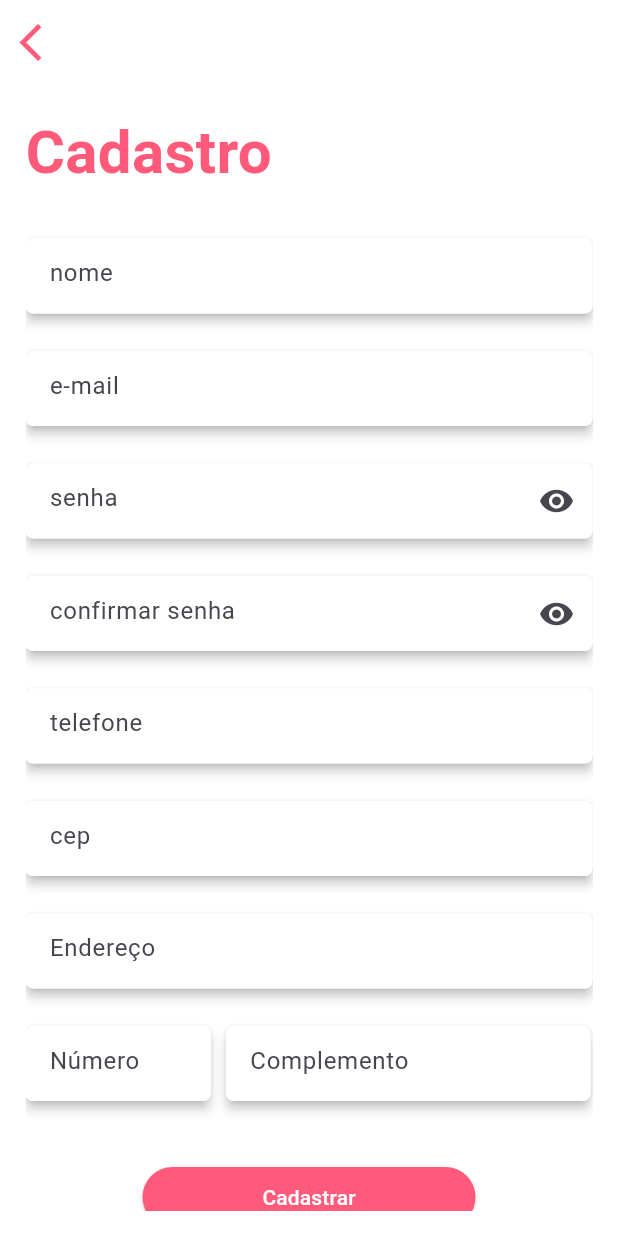
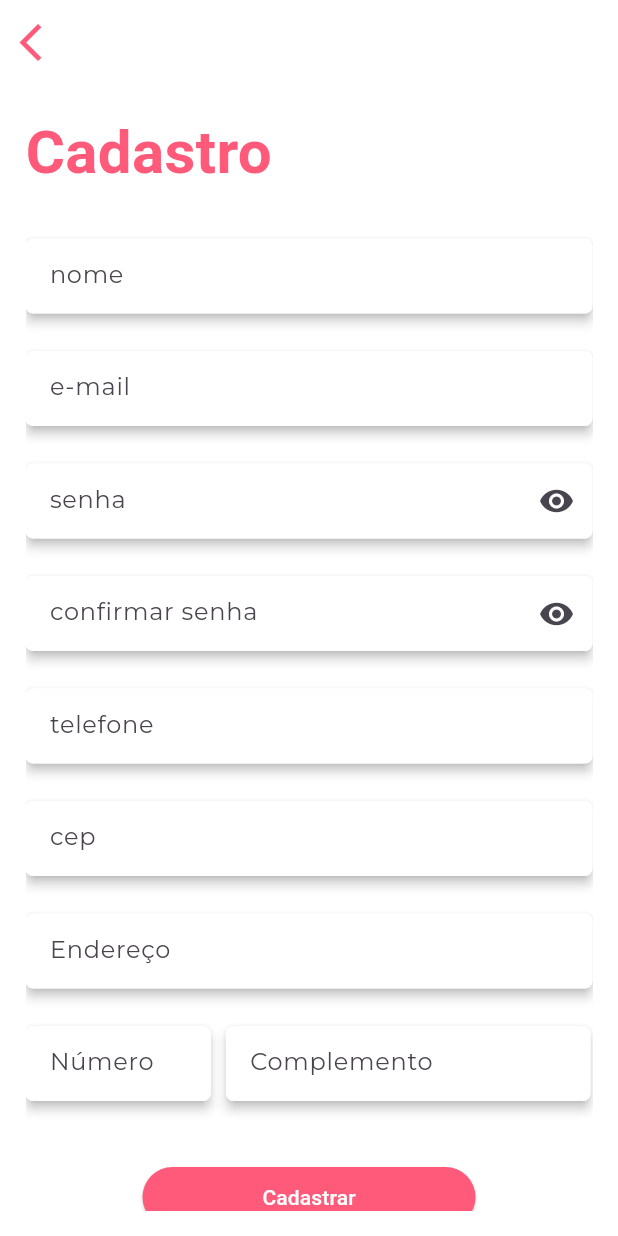
Before and after one commit to tecrodrigocastro/adote-um-pet-app, a Flutter app: the screen it shows after launch, after a tap on "Registrar", on a phone screen of 412 x 824 dp. Run offline on Flutter 3.47's test engine with Material 3 defaults, Android fonts, the light colour scheme and no system bars; our stand-ins replace bloc, dio, equatable, flutter_dotenv, flutter_masked_text2, fpdart and 4 more.

Commit message:
config: add google fonts and default themes

```diff
--- /dev/null
+++ b/design_system/lib/src/theme/app_theme.dart
@@ -0,0 +1,34 @@
+import 'package:design_system/design_system.dart';
+import 'package:flutter/material.dart';
+import 'package:google_fonts/google_fonts.dart';
+
+class AppTheme {
+  static final theme = ThemeData(
+    scaffoldBackgroundColor: AppColors.whiteColor,
+    appBarTheme: const AppBarTheme(
+      backgroundColor: AppColors.whiteColor,
+      iconTheme: IconThemeData(
+        color: AppColors.primaryColor,
+        size: 30,
+      ),
+    ),
+    textTheme: TextTheme(
+      labelMedium: GoogleFonts.roboto(
+        fontWeight: FontWeight.w400,
+        color: AppColors.whiteColor,
+      ),
+      bodyLarge: GoogleFonts.montserrat(
+        fontWeight: FontWeight.w400,
+        color: AppColors.blackColor,
+      ),
+      bodySmall: GoogleFonts.roboto(
+        fontWeight: FontWeight.w400,
+        color: AppColors.blackColor,
+      ),
+      displaySmall: GoogleFonts.montserrat(
+        fontWeight: FontWeight.bold,
+        color: AppColors.primaryColor,
+      ),
+    ),
+  );
+}
--- a/design_system/lib/src/theme/theme.dart
+++ b/design_system/lib/src/theme/theme.dart
@@ -1 +1,2 @@
 export './app_colors.dart';
+export './app_theme.dart';
--- a/design_system/pubspec.yaml
+++ b/design_system/pubspec.yaml
@@ -10,6 +10,7 @@ environment:
 dependencies:
   flutter:
     sdk: flutter
+  google_fonts: ^6.2.1
 
 
 dev_dependencies:
--- a/lib/src/app_widget.dart
+++ b/lib/src/app_widget.dart
@@ -1,4 +1,5 @@
 import 'package:adote_um_pet/src/routes.dart';
+import 'package:design_system/design_system.dart';
 import 'package:flutter/material.dart';
 
 class AppWidget extends StatelessWidget {
@@ -9,10 +10,7 @@ class AppWidget extends StatelessWidget {
     return MaterialApp.router(
       debugShowCheckedModeBanner: false,
       title: 'Adote um Pet',
-      theme: ThemeData(
-        colorScheme: ColorScheme.fromSeed(seedColor: Colors.deepPurple),
-        useMaterial3: true,
-      ),
+      theme: AppTheme.theme,
       routerConfig: router,
     );
   }
```
Also changed, not shown: pubspec.lock, 1 other file.
